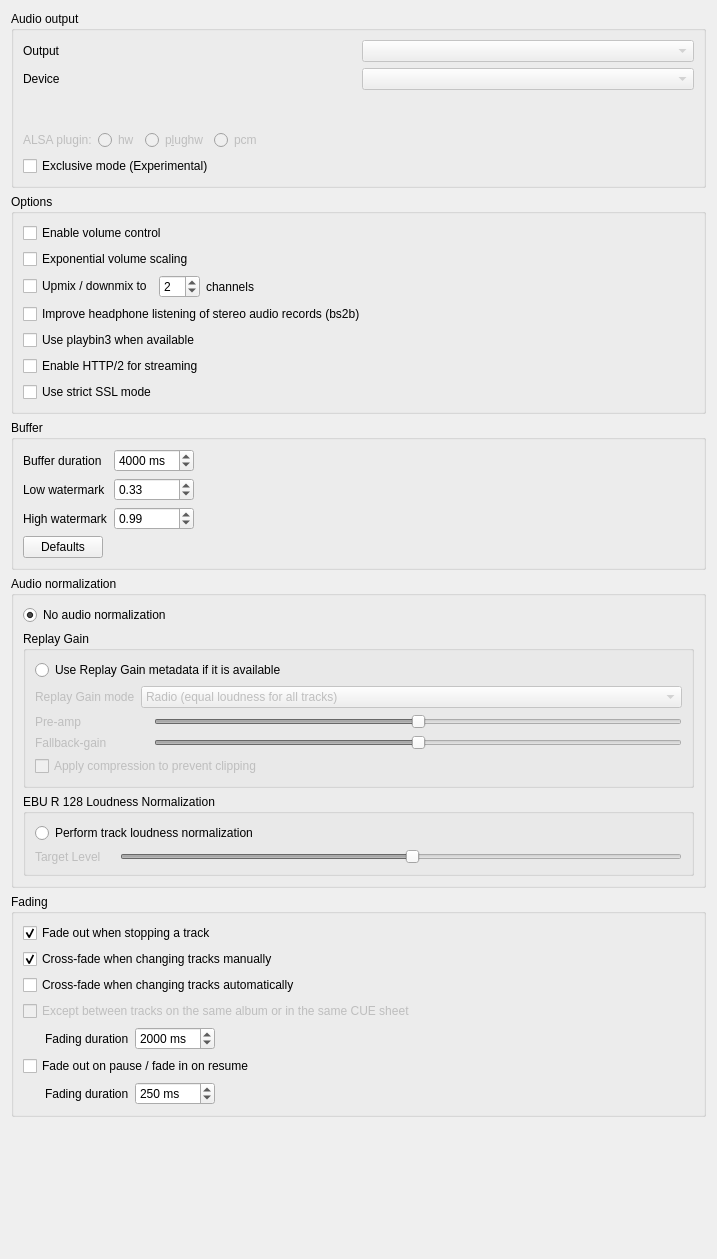
The window that src/settings/backendsettingspage.ui (strawberrymusicplayer/strawberry) describes before a commit, drawn with Qt 5.
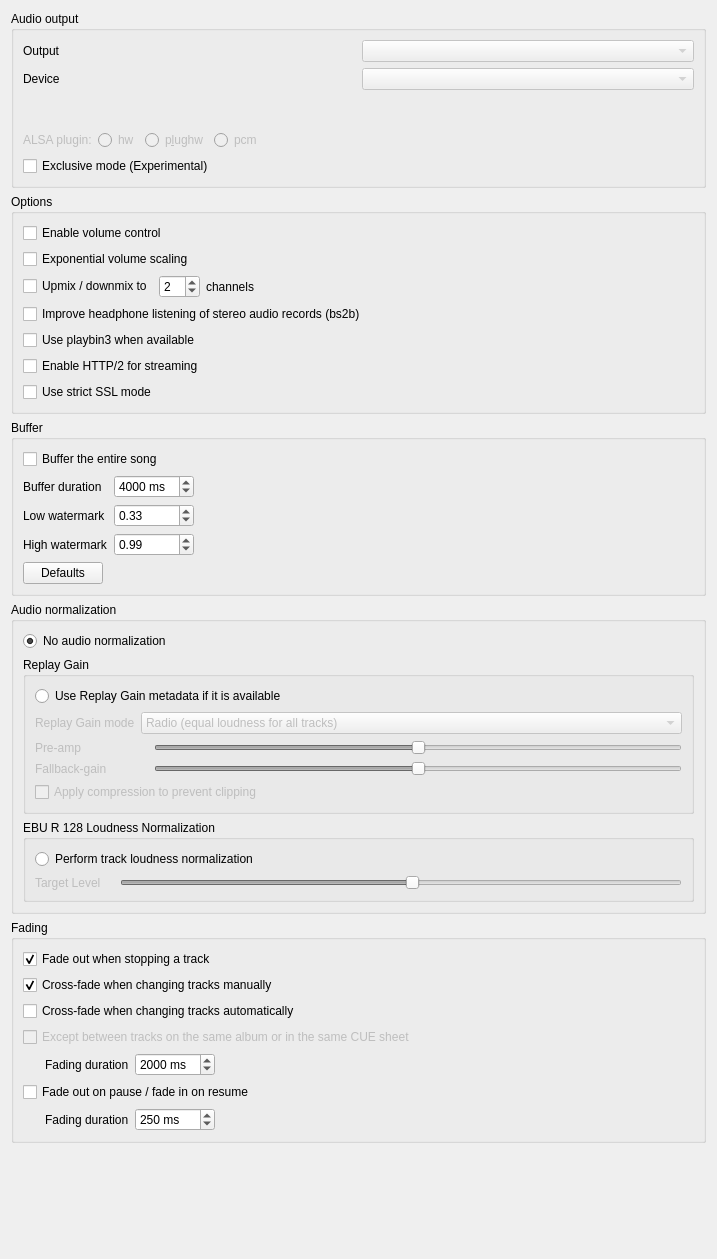
The same window after the commit. Custom widgets are drawn as their Qt base class.

Diff of the .ui file:
```diff
--- a/src/settings/backendsettingspage.ui
+++ b/src/settings/backendsettingspage.ui
@@ -328,6 +328,16 @@
       <string>Buffer</string>
      </property>
      <layout class="QVBoxLayout" name="verticalLayout">
+      <item>
+       <widget class="QCheckBox" name="checkbox_buffer_entire_song">
+        <property name="toolTip">
+         <string>Download the entire song to a temporary file before and during playback. Only affects network streams; local files are unaffected.</string>
+        </property>
+        <property name="text">
+         <string>Buffer the entire song</string>
+        </property>
+       </widget>
+      </item>
       <item>
        <layout class="QGridLayout" name="layout_buffer">
         <item row="0" column="1">
```
Left out of the diff: 1 changed line with no effect on the pictures.
